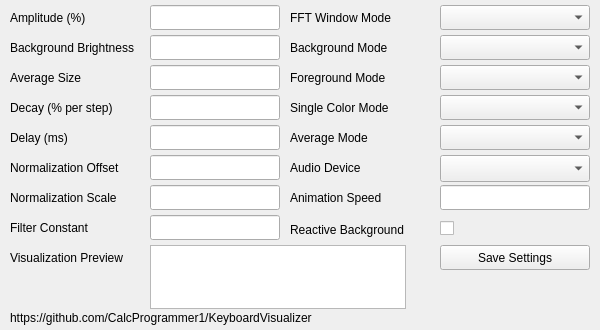
Qt form KeyboardVisualizerQT/keyboardvisualizer.ui (CalcProgrammer1/KeyboardVisualizer) before a commit.
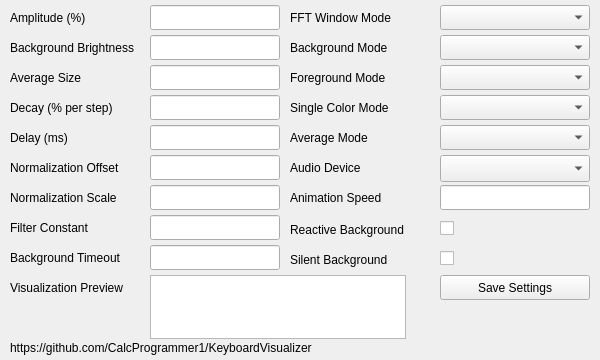
The same form after that commit.

Commit message: Add background timeout and silent background UI elements on Linux

The edit to the form file:
```diff
--- a/KeyboardVisualizerQT/keyboardvisualizer.ui
+++ b/KeyboardVisualizerQT/keyboardvisualizer.ui
@@ -7,7 +7,7 @@
     <x>0</x>
     <y>0</y>
     <width>600</width>
-    <height>330</height>
+    <height>360</height>
    </rect>
   </property>
   <property name="windowTitle">
@@ -317,7 +317,7 @@
     <property name="geometry">
      <rect>
       <x>150</x>
-      <y>245</y>
+      <y>275</y>
       <width>256</width>
       <height>64</height>
      </rect>
@@ -354,7 +354,7 @@
     <property name="geometry">
      <rect>
       <x>10</x>
-      <y>250</y>
+      <y>280</y>
       <width>140</width>
       <height>16</height>
      </rect>
@@ -367,7 +367,7 @@
     <property name="geometry">
      <rect>
       <x>440</x>
-      <y>245</y>
+      <y>275</y>
       <width>150</width>
       <height>25</height>
      </rect>
@@ -380,7 +380,7 @@
     <property name="geometry">
      <rect>
       <x>10</x>
-      <y>310</y>
+      <y>340</y>
       <width>581</width>
       <height>16</height>
      </rect>
@@ -461,6 +461,55 @@
      <string>Filter Constant</string>
     </property>
    </widget>
+   <widget class="QCheckBox" name="checkBox_Silent_Background">
+    <property name="geometry">
+     <rect>
+      <x>440</x>
+      <y>245</y>
+      <width>150</width>
+      <height>26</height>
+     </rect>
+    </property>
+    <property name="text">
+     <string/>
+    </property>
+   </widget>
+   <widget class="QLabel" name="label_Silent_Background">
+    <property name="geometry">
+     <rect>
+      <x>290</x>
+      <y>250</y>
+      <width>140</width>
+      <height>20</height>
+     </rect>
+    </property>
+    <property name="text">
+     <string>Silent Background</string>
+    </property>
+   </widget>
+   <widget class="QLineEdit" name="lineEdit_Background_Timeout">
+    <property name="geometry">
+     <rect>
+      <x>150</x>
+      <y>245</y>
+      <width>130</width>
+      <height>25</height>
+     </rect>
+    </property>
+   </widget>
+   <widget class="QLabel" name="label_Background_Timeout">
+    <property name="geometry">
+     <rect>
+      <x>10</x>
+      <y>250</y>
+      <width>140</width>
+      <height>16</height>
+     </rect>
+    </property>
+    <property name="text">
+     <string>Background Timeout</string>
+    </property>
+   </widget>
   </widget>
  </widget>
  <layoutdefault spacing="6" margin="11"/>
```
The commit also changes 3 other files.
